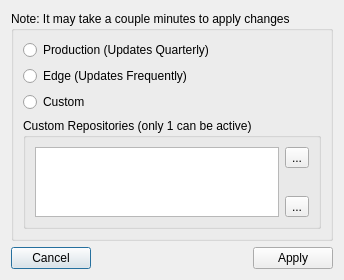
This is src-qt4/pc-softwaremanager/configDialog.ui in trueos/pcbsd as Qt 5 draws it before an edit. The edited form follows.
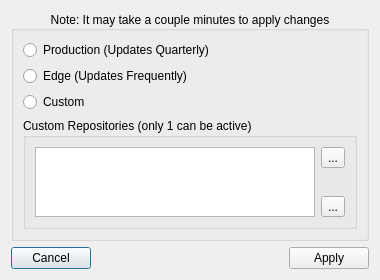
This is the edited form. Icons and pictures are not drawn.

Commit message: Adjust the config UI size, and add debugging for detecting cutom repo URL.

What changed in the file:
```diff
--- a/src-qt4/pc-softwaremanager/configDialog.ui
+++ b/src-qt4/pc-softwaremanager/configDialog.ui
@@ -6,8 +6,8 @@
    <rect>
     <x>0</x>
     <y>0</y>
-    <width>344</width>
-    <height>257</height>
+    <width>380</width>
+    <height>248</height>
    </rect>
   </property>
   <property name="windowTitle">
@@ -23,6 +23,9 @@
      <property name="title">
       <string>Note: It may take a couple minutes to apply changes</string>
      </property>
+     <property name="alignment">
+      <set>Qt::AlignCenter</set>
+     </property>
      <layout class="QVBoxLayout" name="verticalLayout_3">
       <item>
        <widget class="QRadioButton" name="radio_production">
```
The commit also changes 1 other file.
